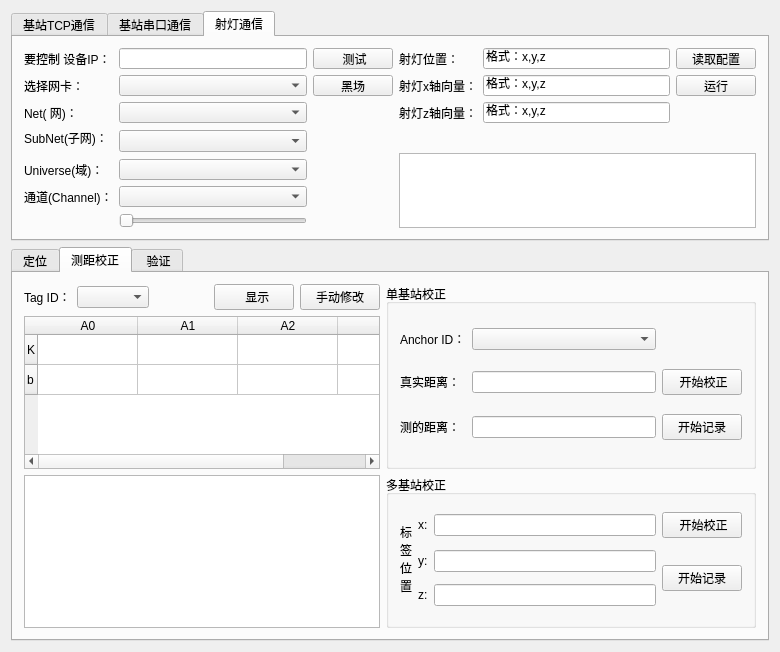
Before: the Qt Designer form RTLS190715/rtls_widget.ui in Wxin96/RTLS, drawn with Qt 5.
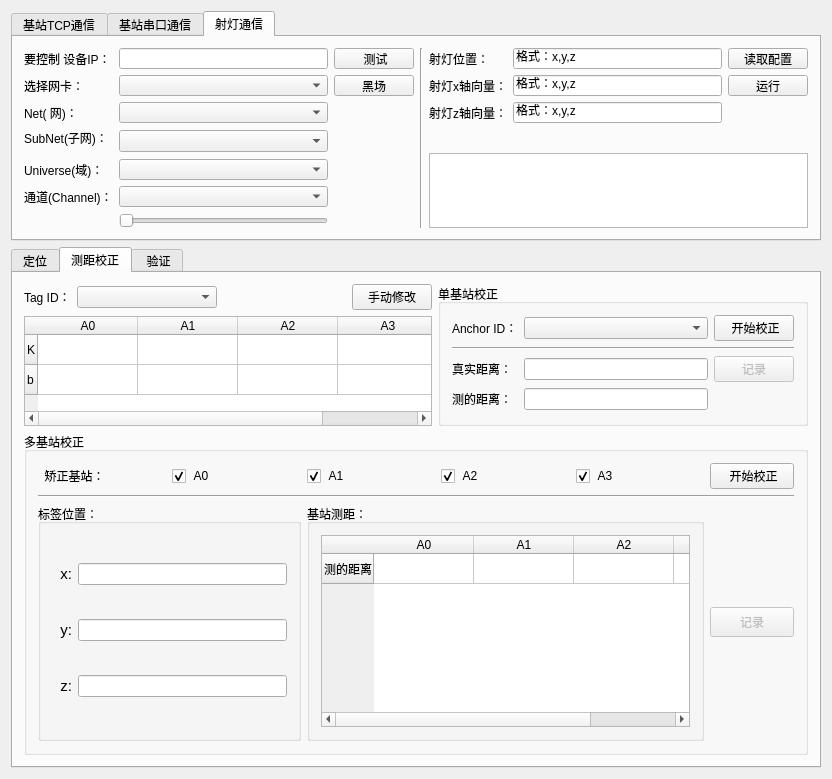
After: the same form once the commit is applied. Custom widgets are drawn as their Qt base class.

Commit message: 测距调整前备份

The edit to the form file:
```diff
--- a/RTLS190715/rtls_widget.ui
+++ b/RTLS190715/rtls_widget.ui
@@ -6,14 +6,277 @@
    <rect>
     <x>0</x>
     <y>0</y>
-    <width>780</width>
-    <height>652</height>
+    <width>832</width>
+    <height>736</height>
    </rect>
   </property>
   <property name="windowTitle">
    <string>RTLS_Widget</string>
   </property>
   <layout class="QGridLayout" name="gridLayout_6">
+   <item row="0" column="0">
+    <widget class="QTabWidget" name="tabWidget1">
+     <property name="maximumSize">
+      <size>
+       <width>16777215</width>
+       <height>230</height>
+      </size>
+     </property>
+     <property name="currentIndex">
+      <number>2</number>
+     </property>
+     <widget class="QWidget" name="Tcp">
+      <attribute name="title">
+       <string>基站TCP通信</string>
+      </attribute>
+      <layout class="QGridLayout" name="gridLayout">
+       <item row="0" column="3">
+        <widget class="QLineEdit" name="lineEdit_Port">
+         <property name="text">
+          <string>12900</string>
+         </property>
+        </widget>
+       </item>
+       <item row="0" column="2">
+        <widget class="QLabel" name="label_2">
+         <property name="text">
+          <string>服务器 端口号：</string>
+         </property>
+        </widget>
+       </item>
+       <item row="1" column="0" colspan="6">
+        <widget class="QTextEdit" name="textEdit_read"/>
+       </item>
+       <item row="0" column="1">
+        <widget class="QLineEdit" name="lineEdit_IP">
+         <property name="text">
+          <string>127.0.0.1</string>
+         </property>
+        </widget>
+       </item>
+       <item row="0" column="5">
+        <spacer name="horizontalSpacer">
+         <property name="orientation">
+          <enum>Qt::Horizontal</enum>
+         </property>
+         <property name="sizeHint" stdset="0">
+          <size>
+           <width>157</width>
+           <height>20</height>
+          </size>
+         </property>
+        </spacer>
+       </item>
+       <item row="0" column="4">
+        <widget class="QPushButton" name="Button_connect">
+         <property name="text">
+          <string>Connect</string>
+         </property>
+        </widget>
+       </item>
+       <item row="0" column="0">
+        <widget class="QLabel" name="label">
+         <property name="text">
+          <string>服务器 IP：</string>
+         </property>
+        </widget>
+       </item>
+      </layout>
+     </widget>
+     <widget class="QWidget" name="Serial">
+      <attribute name="title">
+       <string>基站串口通信</string>
+      </attribute>
+      <layout class="QGridLayout" name="gridLayout_2">
+       <item row="0" column="0">
+        <widget class="QLabel" name="SerialLabel">
+         <property name="text">
+          <string>串口选择</string>
+         </property>
+         <property name="alignment">
+          <set>Qt::AlignCenter</set>
+         </property>
+        </widget>
+       </item>
+       <item row="1" column="0" colspan="4">
+        <widget class="QTextBrowser" name="SerialTextBrowser">
+         <property name="enabled">
+          <bool>true</bool>
+         </property>
+        </widget>
+       </item>
+       <item row="0" column="3">
+        <widget class="QPushButton" name="SerialButton">
+         <property name="text">
+          <string>Connect</string>
+         </property>
+        </widget>
+       </item>
+       <item row="0" column="1" colspan="2">
+        <widget class="MyComboBox" name="SerialBox"/>
+       </item>
+      </layout>
+     </widget>
+     <widget class="QWidget" name="tab">
+      <attribute name="title">
+       <string>射灯通信</string>
+      </attribute>
+      <layout class="QGridLayout" name="gridLayout_4">
+       <item row="0" column="0">
+        <widget class="QLabel" name="label_10">
+         <property name="text">
+          <string>要控制 设备IP：</string>
+         </property>
+        </widget>
+       </item>
+       <item row="0" column="1">
+        <widget class="QLineEdit" name="lineEdit_5">
+         <property name="text">
+          <string/>
+         </property>
+        </widget>
+       </item>
+       <item row="0" column="2">
+        <widget class="QPushButton" name="pushButton_9">
+         <property name="text">
+          <string> 测试</string>
+         </property>
+        </widget>
+       </item>
+       <item row="0" column="3" rowspan="8">
+        <widget class="Line" name="line_2">
+         <property name="orientation">
+          <enum>Qt::Vertical</enum>
+         </property>
+        </widget>
+       </item>
+       <item row="0" column="4">
+        <widget class="QLabel" name="label_16">
+         <property name="text">
+          <string>射灯位置：</string>
+         </property>
+        </widget>
+       </item>
+       <item row="0" column="5">
+        <widget class="QLineEdit" name="lineEdit_6">
+         <property name="text">
+          <string>格式：x,y,z</string>
+         </property>
+        </widget>
+       </item>
+       <item row="0" column="6">
+        <widget class="QPushButton" name="pushButton_10">
+         <property name="text">
+          <string>读取配置</string>
+         </property>
+        </widget>
+       </item>
+       <item row="1" column="0">
+        <widget class="QLabel" name="label_11">
+         <property name="text">
+          <string>选择网卡：</string>
+         </property>
+        </widget>
+       </item>
+       <item row="1" column="1">
+        <widget class="QComboBox" name="comboBox_4"/>
+       </item>
+       <item row="1" column="2">
+        <widget class="QPushButton" name="pushButton_8">
+         <property name="text">
+          <string>黑场</string>
+         </property>
+        </widget>
+       </item>
+       <item row="1" column="4">
+        <widget class="QLabel" name="label_17">
+         <property name="text">
+          <string>射灯x轴向量：</string>
+         </property>
+        </widget>
+       </item>
+       <item row="1" column="5">
+        <widget class="QLineEdit" name="lineEdit_7">
+         <property name="text">
+          <string>格式：x,y,z</string>
+         </property>
+        </widget>
+       </item>
+       <item row="1" column="6">
+        <widget class="QPushButton" name="pushButton_7">
+         <property name="text">
+          <string>运行</string>
+         </property>
+        </widget>
+       </item>
+       <item row="2" column="0">
+        <widget class="QLabel" name="label_12">
+         <property name="text">
+          <string>Net( 网)：</string>
+         </property>
+        </widget>
+       </item>
+       <item row="2" column="1">
+        <widget class="QComboBox" name="comboBox_5"/>
+       </item>
+       <item row="2" column="4">
+        <widget class="QLabel" name="label_18">
+         <property name="text">
+          <string>射灯z轴向量：</string>
+         </property>
+        </widget>
+       </item>
+       <item row="2" column="5">
+        <widget class="QLineEdit" name="lineEdit_8">
+         <property name="text">
+          <string>格式：x,y,z</string>
+         </property>
+        </widget>
+       </item>
+       <item row="3" column="0">
+        <widget class="QLabel" name="label_13">
+         <property name="text">
+          <string>SubNet(子网)：</string>
+         </property>
+        </widget>
+       </item>
+       <item row="3" column="1" rowspan="2">
+        <widget class="QComboBox" name="comboBox_6"/>
+       </item>
+       <item row="4" column="4" rowspan="4" colspan="3">
+        <widget class="QTextEdit" name="textEdit_2"/>
+       </item>
+       <item row="5" column="0">
+        <widget class="QLabel" name="label_14">
+         <property name="text">
+          <string>Universe(域)：</string>
+         </property>
+        </widget>
+       </item>
+       <item row="5" column="1">
+        <widget class="QComboBox" name="comboBox_7"/>
+       </item>
+       <item row="6" column="0">
+        <widget class="QLabel" name="label_15">
+         <property name="text">
+          <string>通道(Channel)：</string>
+         </property>
+        </widget>
+       </item>
+       <item row="6" column="1">
+        <widget class="QComboBox" name="comboBox_8"/>
+       </item>
+       <item row="7" column="1">
+        <widget class="QSlider" name="horizontalSlider">
+         <property name="orientation">
+          <enum>Qt::Horizontal</enum>
+         </property>
+        </widget>
+       </item>
+      </layout>
+     </widget>
+    </widget>
+   </item>
    <item row="1" column="0">
     <widget class="QTabWidget" name="tabWidget2">
      <property name="currentIndex">
@@ -613,17 +876,17 @@
       <attribute name="title">
        <string>测距校正</string>
       </attribute>
-      <layout class="QGridLayout" name="gridLayout_5">
-       <item row="0" column="0">
-        <widget class="QLabel" name="label_3">
-         <property name="text">
-          <string>Tag ID：</string>
+      <layout class="QGridLayout" name="gridLayout_8">
+       <item row="0" column="1">
+        <widget class="MyComboBox" name="tagSelect">
+         <property name="minimumSize">
+          <size>
+           <width>140</width>
+           <height>0</height>
+          </size>
          </property>
         </widget>
        </item>
-       <item row="0" column="1">
-        <widget class="MyComboBox" name="tagSelect"/>
-       </item>
        <item row="0" column="2">
         <spacer name="horizontalSpacer_2">
          <property name="orientation">
@@ -640,21 +903,65 @@
          </property>
         </spacer>
        </item>
-       <item row="0" column="3">
-        <widget class="QPushButton" name="pushButton_6">
-         <property name="text">
-          <string>  显示</string>
+       <item row="1" column="0" colspan="4">
+        <widget class="QTableWidget" name="rangingParamTable">
+         <property name="sizePolicy">
+          <sizepolicy hsizetype="Preferred" vsizetype="Expanding">
+           <horstretch>0</horstretch>
+           <verstretch>0</verstretch>
+          </sizepolicy>
          </property>
+         <property name="minimumSize">
+          <size>
+           <width>350</width>
+           <height>0</height>
+          </size>
+         </property>
+         <row>
+          <property name="text">
+           <string>K</string>
+          </property>
+         </row>
+         <row>
+          <property name="text">
+           <string>b</string>
+          </property>
+         </row>
+         <column>
+          <property name="text">
+           <string>A0</string>
+          </property>
+         </column>
+         <column>
+          <property name="text">
+           <string>A1</string>
+          </property>
+         </column>
+         <column>
+          <property name="text">
+           <string>A2</string>
+          </property>
+         </column>
+         <column>
+          <property name="text">
+           <string>A3</string>
+          </property>
+         </column>
+         <item row="0" column="0">
+          <property name="text">
+           <string/>
+          </property>
+         </item>
         </widget>
        </item>
-       <item row="0" column="4">
-        <widget class="QPushButton" name="pushButton_5">
+       <item row="0" column="0">
+        <widget class="QLabel" name="label_3">
          <property name="text">
-          <string>手动修改</string>
+          <string>Tag ID：</string>
          </property>
         </widget>
        </item>
-       <item row="0" column="5" rowspan="2">
+       <item row="0" column="4" rowspan="2">
         <widget class="QGroupBox" name="groupBox">
          <property name="minimumSize">
           <size>
@@ -676,164 +983,294 @@
           <item row="0" column="1">
            <widget class="MyComboBox" name="anchorSelect"/>
           </item>
-          <item row="1" column="0">
+          <item row="1" column="0" colspan="3">
+           <widget class="Line" name="line_3">
+            <property name="orientation">
+             <enum>Qt::Horizontal</enum>
+            </property>
+           </widget>
+          </item>
+          <item row="2" column="0">
            <widget class="QLabel" name="label_5">
             <property name="text">
              <string>真实距离：</string>
             </property>
            </widget>
           </item>
-          <item row="1" column="1">
+          <item row="2" column="1">
            <widget class="QLineEdit" name="lineEdit_3"/>
           </item>
-          <item row="1" column="2">
-           <widget class="QPushButton" name="pushButton_3">
-            <property name="text">
-             <string> 开始校正</string>
-            </property>
-           </widget>
-          </item>
-          <item row="2" column="0">
+          <item row="3" column="0">
            <widget class="QLabel" name="label_6">
             <property name="text">
              <string>测的距离：</string>
             </property>
            </widget>
           </item>
-          <item row="2" column="1">
+          <item row="3" column="1">
            <widget class="QLineEdit" name="lineEdit_4"/>
           </item>
+          <item row="0" column="2">
+           <widget class="QPushButton" name="singleCorrect">
+            <property name="text">
+             <string> 开始校正</string>
+            </property>
+           </widget>
+          </item>
           <item row="2" column="2">
-           <widget class="QPushButton" name="pushButton_4">
+           <widget class="QPushButton" name="singleRecord">
+            <property name="enabled">
+             <bool>false</bool>
+            </property>
             <property name="text">
-             <string>开始记录</string>
+             <string>记录</string>
             </property>
            </widget>
           </item>
          </layout>
         </widget>
        </item>
-       <item row="1" column="0" colspan="5">
-        <widget class="QTableWidget" name="tableWidget_3">
-         <property name="sizePolicy">
-          <sizepolicy hsizetype="Preferred" vsizetype="Expanding">
-           <horstretch>0</horstretch>
-           <verstretch>0</verstretch>
-          </sizepolicy>
+       <item row="0" column="3">
+        <widget class="QPushButton" name="manualModify">
+         <property name="text">
+          <string>手动修改</string>
          </property>
-         <property name="minimumSize">
-          <size>
-           <width>350</width>
-           <height>0</height>
-          </size>
-         </property>
-         <row>
-          <property name="text">
-           <string>K</string>
-          </property>
-         </row>
-         <row>
-          <property name="text">
-           <string>b</string>
-          </property>
-         </row>
-         <column>
-          <property name="text">
-           <string>A0</string>
-          </property>
-         </column>
-         <column>
-          <property name="text">
-           <string>A1</string>
-          </property>
-         </column>
-         <column>
-          <property name="text">
-           <string>A2</string>
-          </property>
-         </column>
-         <column>
-          <property name="text">
-           <string>A3</string>
-          </property>
-         </column>
         </widget>
        </item>
        <item row="2" column="0" colspan="5">
-        <widget class="QTextEdit" name="textEdit">
-         <property name="sizePolicy">
-          <sizepolicy hsizetype="Preferred" vsizetype="Expanding">
-           <horstretch>0</horstretch>
-           <verstretch>0</verstretch>
-          </sizepolicy>
-         </property>
-        </widget>
-       </item>
-       <item row="2" column="5">
         <widget class="QGroupBox" name="groupBox_2">
+         <property name="sizePolicy">
+          <sizepolicy hsizetype="Preferred" vsizetype="Fixed">
+           <horstretch>0</horstretch>
+           <verstretch>0</verstretch>
+          </sizepolicy>
+         </property>
          <property name="title">
           <string>多基站校正</string>
          </property>
-         <layout class="QGridLayout" name="gridLayout_8">
-          <item row="0" column="0" rowspan="3">
-           <widget class="QLabel" name="label_19">
-            <property name="maximumSize">
-             <size>
-              <width>20</width>
-              <height>16777215</height>
-             </size>
-            </property>
+         <layout class="QGridLayout" name="gridLayout_11">
+          <item row="0" column="4">
+           <widget class="QCheckBox" name="checkBox_5">
             <property name="text">
-             <string>标签位置</string>
+             <string> A3</string>
             </property>
-            <property name="wordWrap">
+            <property name="checked">
              <bool>true</bool>
             </property>
            </widget>
           </item>
-          <item row="0" column="1">
-           <widget class="QLabel" name="label_20">
-            <property name="text">
-             <string>x:</string>
-            </property>
-           </widget>
-          </item>
-          <item row="0" column="2">
-           <widget class="QLineEdit" name="lineEdit_9"/>
-          </item>
           <item row="0" column="3">
-           <widget class="QPushButton" name="pushButton_11">
+           <widget class="QCheckBox" name="checkBox_4">
+            <property name="text">
+             <string> A2</string>
+            </property>
+            <property name="checked">
+             <bool>true</bool>
+            </property>
+           </widget>
+          </item>
+          <item row="0" column="2">
+           <widget class="QCheckBox" name="checkBox_3">
+            <property name="text">
+             <string> A1</string>
+            </property>
+            <property name="checked">
+             <bool>true</bool>
+            </property>
+           </widget>
+          </item>
+          <item row="2" column="0" rowspan="2" colspan="2">
+           <widget class="QGroupBox" name="groupBox_3">
+            <property name="title">
+             <string>标签位置：</string>
+            </property>
+            <layout class="QGridLayout" name="gridLayout_5">
+             <item row="0" column="0">
+              <widget class="QLabel" name="label_20">
+               <property name="font">
+                <font>
+                 <pointsize>11</pointsize>
+                </font>
+               </property>
+               <property name="text">
+                <string>  x:</string>
+               </property>
+              </widget>
+             </item>
+             <item row="0" column="1">
+              <widget class="QLineEdit" name="lineEdit_9">
+               <property name="sizePolicy">
+                <sizepolicy hsizetype="Expanding" vsizetype="Fixed">
+                 <horstretch>0</horstretch>
+                 <verstretch>0</verstretch>
+                </sizepolicy>
+               </property>
+              </widget>
+             </item>
+             <item row="1" column="0">
+              <widget class="QLabel" name="label_21">
+               <property name="font">
+                <font>
+                 <pointsize>11</pointsize>
+                </font>
+               </property>
+               <property name="text">
+                <string>  y:</string>
+               </property>
+              </widget>
+             </item>
+             <item row="1" column="1">
+              <widget class="QLineEdit" name="lineEdit_10">
+               <property name="sizePolicy">
+                <sizepolicy hsizetype="Expanding" vsizetype="Fixed">
+                 <horstretch>0</horstretch>
+                 <verstretch>0</verstretch>
+                </sizepolicy>
+               </property>
+              </widget>
+             </item>
+             <item row="2" column="0">
+              <widget class="QLabel" name="label_22">
+               <property name="font">
+                <font>
+                 <pointsize>11</pointsize>
+                </font>
+               </property>
+               <property name="text">
+                <string>  z:</string>
+               </property>
+              </widget>
+             </item>
+             <item row="2" column="1">
+              <widget class="QLineEdit" name="lineEdit_11">
+               <property name="sizePolicy">
+                <sizepolicy hsizetype="Expanding" vsizetype="Fixed">
+                 <horstretch>0</horstretch>
+                 <verstretch>0</verstretch>
+                </sizepolicy>
+               </property>
+              </widget>
+             </item>
+            </layout>
+           </widget>
+          </item>
+          <item row="0" column="0">
+           <widget class="QLabel" name="label_7">
+            <property name="text">
+             <string>  矫正基站：</string>
+            </property>
+           </widget>
+          </item>
+          <item row="0" column="5">
+           <widget class="QPushButton" name="MutiCorrect">
+            <property name="sizePolicy">
+             <sizepolicy hsizetype="Minimum" vsizetype="Fixed">
+              <horstretch>0</horstretch>
+              <verstretch>50</verstretch>
+             </sizepolicy>
+            </property>
+            <property name="maximumSize">
+             <size>
+              <width>84</width>
+              <height>16777215</height>
+             </size>
+            </property>
             <property name="text">
              <string> 开始校正</string>
             </property>
            </widget>
           </item>
-          <item row="1" column="1">
-           <widget class="QLabel" name="label_21">
-            <property name="text">
-             <string>y:</string>
+          <item row="2" column="2" rowspan="2" colspan="3">
+           <widget class="QGroupBox" name="groupBox_4">
+            <property name="title">
+             <string>基站测距：</string>
             </property>
+            <layout class="QGridLayout" name="gridLayout_10">
+             <item row="0" column="0">
+              <widget class="QTableWidget" name="tableWidget_3">
+               <property name="sizePolicy">
+                <sizepolicy hsizetype="Expanding" vsizetype="Expanding">
+                 <horstretch>0</horstretch>
+                 <verstretch>0</verstretch>
+                </sizepolicy>
+               </property>
+               <row>
+                <property name="text">
+                 <string>测的距离</string>
+                </property>
+               </row>
+               <column>
+                <property name="text">
+                 <string>A0</string>
+                </property>
+               </column>
+               <column>
+                <property name="text">
+                 <string>A1</string>
+                </property>
+               </column>
+               <column>
+                <property name="text">
+                 <string>A2</string>
+                </property>
+               </column>
+               <column>
+                <property name="text">
+                 <string>A3</string>
+                </property>
+               </column>
+              </widget>
+             </item>
+            </layout>
            </widget>
           </item>
-          <item row="1" column="2">
-           <widget class="QLineEdit" name="lineEdit_10"/>
-          </item>
-          <item row="1" column="3" rowspan="2">
-           <widget class="QPushButton" name="pushButton_12">
+          <item row="0" column="1">
+           <widget class="QCheckBox" name="checkBox_2">
             <property name="text">
-             <string>开始记录</string>
+             <string> A0</string>
             </property>
+            <property name="checked">
+             <bool>true</bool>
+            </property>
+            <property name="tristate">
+             <bool>false</bool>
+            </property>
            </widget>
           </item>
-          <item row="2" column="1">
-           <widget class="QLabel" name="label_22">
-            <property name="text">
-             <string>z:</string>
+          <item row="1" column="0" colspan="6">
+           <widget class="Line" name="line">
+            <property name="orientation">
+             <enum>Qt::Horizontal</enum>
             </property>
            </widget>
           </item>
-          <item row="2" column="2">
-           <widget class="QLineEdit" name="lineEdit_11"/>
+          <item row="2" column="5" rowspan="2">
+           <widget class="QPushButton" name="MutiRecord">
+            <property name="enabled">
+             <bool>false</bool>
+            </property>
+            <property name="sizePolicy">
+             <sizepolicy hsizetype="Minimum" vsizetype="Fixed">
+              <horstretch>50</horstretch>
+              <verstretch>0</verstretch>
+             </sizepolicy>
+            </property>
+            <property name="minimumSize">
+             <size>
+              <width>0</width>
+              <height>30</height>
+             </size>
+            </property>
+            <property name="maximumSize">
+             <size>
+              <width>84</width>
+              <height>16777215</height>
+             </size>
+            </property>
+            <property name="text">
+             <string>记录</string>
+            </property>
+           </widget>
           </item>
          </layout>
         </widget>
@@ -932,262 +1369,6 @@
      </widget>
     </widget>
    </item>
-   <item row="0" column="0">
-    <widget class="QTabWidget" name="tabWidget1">
-     <property name="maximumSize">
-      <size>
-       <width>16777215</width>
-       <height>230</height>
-      </size>
-     </property>
-     <property name="currentIndex">
-      <number>2</number>
-     </property>
-     <widget class="QWidget" name="Tcp">
-      <attribute name="title">
-       <string>基站TCP通信</string>
-      </attribute>
-      <layout class="QGridLayout" name="gridLayout">
-       <item row="0" column="3">
-        <widget class="QLineEdit" name="lineEdit_Port">
-         <property name="text">
-          <string>12900</string>
-         </property>
-        </widget>
-       </item>
-       <item row="0" column="2">
-        <widget class="QLabel" name="label_2">
-         <property name="text">
-          <string>服务器 端口号：</string>
-         </property>
-        </widget>
-       </item>
-       <item row="1" column="0" colspan="6">
-        <widget class="QTextEdit" name="textEdit_read"/>
-       </item>
-       <item row="0" column="1">
-        <widget class="QLineEdit" name="lineEdit_IP">
-         <property name="text">
-          <string>127.0.0.1</string>
-         </property>
-        </widget>
-       </item>
-       <item row="0" column="5">
-        <spacer name="horizontalSpacer">
-         <property name="orientation">
-          <enum>Qt::Horizontal</enum>
-         </property>
-         <property name="sizeHint" stdset="0">
-          <size>
-           <width>157</width>
-           <height>20</height>
-          </size>
-         </property>
-        </spacer>
-       </item>
-       <item row="0" column="4">
-        <widget class="QPushButton" name="Button_connect">
-         <property name="text">
-          <string>Connect</string>
-         </property>
-        </widget>
-       </item>
-       <item row="0" column="0">
-        <widget class="QLabel" name="label">
-         <property name="text">
-          <string>服务器 IP：</string>
-         </property>
-        </widget>
-       </item>
-      </layout>
-     </widget>
-     <widget class="QWidget" name="Serial">
-      <attribute name="title">
-       <string>基站串口通信</string>
-      </attribute>
-      <layout class="QGridLayout" name="gridLayout_2">
-       <item row="0" column="0">
-        <widget class="QLabel" name="SerialLabel">
-         <property name="text">
-          <string>串口选择</string>
-         </property>
-         <property name="alignment">
-          <set>Qt::AlignCenter</set>
-         </property>
-        </widget>
-       </item>
-       <item row="1" column="0" colspan="4">
-        <widget class="QTextBrowser" name="SerialTextBrowser">
-         <property name="enabled">
-          <bool>true</bool>
-         </property>
-        </widget>
-       </item>
-       <item row="0" column="3">
-        <widget class="QPushButton" name="SerialButton">
-         <property name="text">
-          <string>Connect</string>
-         </property>
-        </widget>
-       </item>
-       <item row="0" column="1" colspan="2">
-        <widget class="MyComboBox" name="SerialBox"/>
-       </item>
-      </layout>
-     </widget>
-     <widget class="QWidget" name="tab">
-      <attribute name="title">
-       <string>射灯通信</string>
-      </attribute>
-      <layout class="QGridLayout" name="gridLayout_4">
-       <item row="1" column="4">
-        <widget class="QLineEdit" name="lineEdit_7">
-         <property name="text">
-          <string>格式：x,y,z</string>
-         </property>
-        </widget>
-       </item>
-       <item row="1" column="3">
-        <widget class="QLabel" name="label_17">
-         <property name="text">
-          <string>射灯x轴向量：</string>
-         </property>
-        </widget>
-       </item>
-       <item row="5" column="1">
-        <widget class="QComboBox" name="comboBox_7"/>
-       </item>
-       <item row="1" column="0">
-        <widget class="QLabel" name="label_11">
-         <property name="text">
-          <string>选择网卡：</string>
-         </property>
-        </widget>
-       </item>
-       <item row="0" column="4">
-        <widget class="QLineEdit" name="lineEdit_6">
-         <property name="text">
-          <string>格式：x,y,z</string>
-         </property>
-        </widget>
-       </item>
-       <item row="0" column="5">
-        <widget class="QPushButton" name="pushButton_10">
-         <property name="text">
-          <string>读取配置</string>
-         </property>
-        </widget>
-       </item>
-       <item row="6" column="0">
-        <widget class="QLabel" name="label_15">
-         <property name="text">
-          <string>通道(Channel)：</string>
-         </property>
-        </widget>
-       </item>
-       <item row="1" column="1">
-        <widget class="QComboBox" name="comboBox_4"/>
-       </item>
-       <item row="4" column="3" rowspan="4" colspan="3">
-        <widget class="QTextEdit" name="textEdit_2"/>
-       </item>
-       <item row="0" column="2">
-        <widget class="QPushButton" name="pushButton_9">
-         <property name="text">
-          <string> 测试</string>
-         </property>
-        </widget>
-       </item>
-       <item row="0" column="0">
-        <widget class="QLabel" name="label_10">
-         <property name="text">
-          <string>要控制 设备IP：</string>
-         </property>
-        </widget>
-       </item>
-       <item row="0" column="1">
-        <widget class="QLineEdit" name="lineEdit_5">
-         <property name="text">
-          <string/>
-         </property>
-        </widget>
-       </item>
-       <item row="6" column="1">
-        <widget class="QComboBox" name="comboBox_8"/>
-       </item>
-       <item row="5" column="0">
-        <widget class="QLabel" name="label_14">
-         <property name="text">
-          <string>Universe(域)：</string>
-         </property>
-        </widget>
-       </item>
-       <item row="3" column="0">
-        <widget class="QLabel" name="label_13">
-         <property name="text">
-          <string>SubNet(子网)：</string>
-         </property>
-        </widget>
-       </item>
-       <item row="3" column="1" rowspan="2">
-        <widget class="QComboBox" name="comboBox_6"/>
-       </item>
-       <item row="2" column="3">
-        <widget class="QLabel" name="label_18">
-         <property name="text">
-          <string>射灯z轴向量：</string>
-         </property>
-        </widget>
-       </item>
-       <item row="2" column="1">
-        <widget class="QComboBox" name="comboBox_5"/>
-       </item>
-       <item row="0" column="3">
-        <widget class="QLabel" name="label_16">
-         <property name="text">
-          <string>射灯位置：</string>
-         </property>
-        </widget>
-       </item>
-       <item row="1" column="5">
-        <widget class="QPushButton" name="pushButton_7">
-         <property name="text">
-          <string>运行</string>
-         </property>
-        </widget>
-       </item>
-       <item row="2" column="0">
-        <widget class="QLabel" name="label_12">
-         <property name="text">
-          <string>Net( 网)：</string>
-         </property>
-        </widget>
-       </item>
-       <item row="2" column="4">
-        <widget class="QLineEdit" name="lineEdit_8">
-         <property name="text">
-          <string>格式：x,y,z</string>
-         </property>
-        </widget>
-       </item>
-       <item row="1" column="2">
-        <widget class="QPushButton" name="pushButton_8">
-         <property name="text">
-          <string>黑场</string>
-         </property>
-        </widget>
-       </item>
-       <item row="7" column="1">
-        <widget class="QSlider" name="horizontalSlider">
-         <property name="orientation">
-          <enum>Qt::Horizontal</enum>
-         </property>
-        </widget>
-       </item>
-      </layout>
-     </widget>
-    </widget>
-   </item>
   </layout>
  </widget>
  <layoutdefault spacing="6" margin="11"/>
```
The commit also changes 9 other files.
